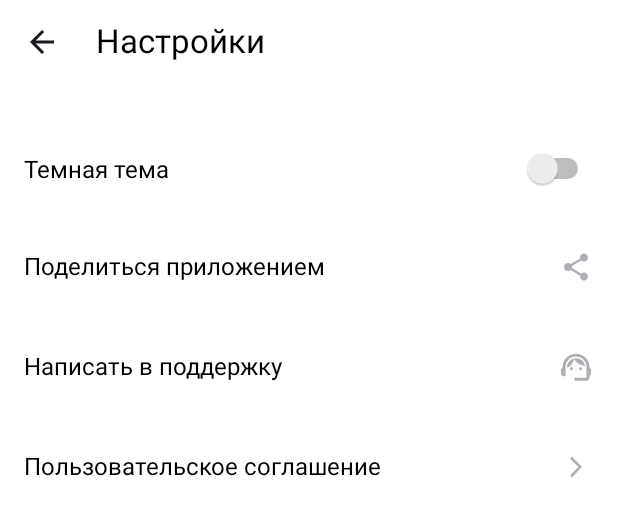
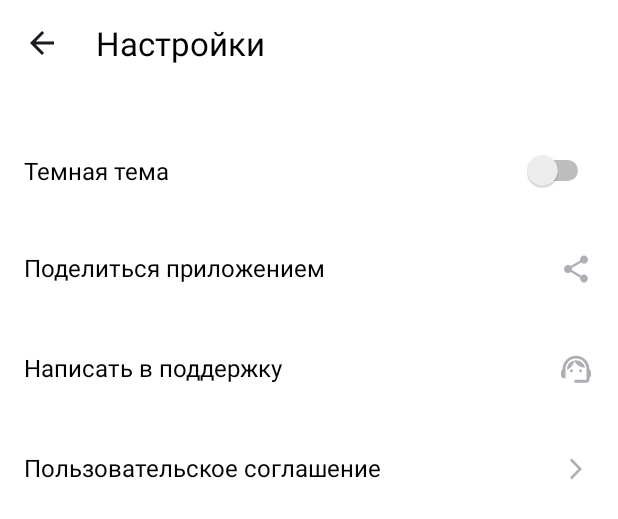
Before and after one commit to gnomakh/Playlist_Maker, an Android app: the layout activity_settings.xml on its own in the app's theme, with its tools: preview values and no code run, on a phone screen of 412 x 824 dp. Shown: the top 519 px of the screen. Run offline under Robolectric (Android 15) with nearby library versions, the phone set to English and light mode, and no system bars.

Commit message:
Сверстал 2 экрана, добавил 2 экрана-заглушки, между экранами есть навигация

```diff
--- a/app/src/main/res/layout/activity_settings.xml
+++ b/app/src/main/res/layout/activity_settings.xml
@@ -1,12 +1,10 @@
 <?xml version="1.0" encoding="utf-8"?>
 <LinearLayout xmlns:android="http://schemas.android.com/apk/res/android"
-    xmlns:app="http://schemas.android.com/apk/res-auto"
     xmlns:tools="http://schemas.android.com/tools"
     android:layout_width="match_parent"
     android:layout_height="match_parent"
     android:background="@color/white"
     android:orientation="vertical"
-    android:paddingHorizontal="@dimen/padding"
     tools:ignore="ExtraText">
 
     <LinearLayout
@@ -16,44 +14,47 @@
         android:orientation="horizontal">
 
         <ImageView
+            android:id = "@+id/back_button"
             android:layout_width="wrap_content"
             android:layout_height="wrap_content"
             android:layout_gravity="center_vertical"
-            android:layout_marginEnd="12dp"
-            android:paddingVertical="@dimen/padding"
-            android:src="@drawable/arrow_back" />
+            android:paddingEnd="24dp"
+            android:paddingStart="@dimen/padding_16"
+            android:paddingVertical="@dimen/padding_16"
+            android:src="@drawable/arrow_back"/>
 
         <TextView
             android:layout_width="match_parent"
             android:layout_height="wrap_content"
-            android:layout_marginStart="12dp"
-            android:paddingVertical="12dp"
+            android:paddingVertical="14dp"
             android:text="@string/settings"
             android:textColor="@color/black"
             android:textSize="@dimen/main_text_size" />
 
     </LinearLayout>
-    >
-
 
     <Switch
         android:id="@+id/switch1"
         android:layout_width="match_parent"
         android:layout_height="wrap_content"
+        android:paddingHorizontal="@dimen/padding_16"
         android:paddingVertical="@dimen/vertical_padding"
         android:text="@string/night_mode"
+        android:textColor="@color/black"
         android:textSize="@dimen/settings_text_size"
-        tools:ignore="UseSwitchCompatOrMaterialXml" />
+        tools:ignore="UseSwitchCompatOrMaterialXml"/>
 
-    <FrameLayout
+    <LinearLayout
         android:layout_width="match_parent"
         android:layout_height="wrap_content"
-        android:paddingVertical="@dimen/vertical_padding">
+        android:paddingVertical="@dimen/vertical_padding"
+        android:paddingHorizontal="@dimen/padding_16">
 
         <TextView
-            android:layout_width="wrap_content"
+            android:layout_width="0dp"
             android:layout_height="wrap_content"
             android:layout_gravity="start"
+            android:layout_weight="1"
             android:text="@string/share"
             android:textColor="@color/black"
             android:textSize="@dimen/settings_text_size" />
@@ -64,17 +65,19 @@
             android:layout_gravity="end"
             android:src="@drawable/share" />
 
-    </FrameLayout>
+    </LinearLayout>
 
-    <FrameLayout
+    <LinearLayout
         android:layout_width="match_parent"
         android:layout_height="wrap_content"
-        android:paddingVertical="@dimen/vertical_padding">
+        android:paddingVertical="@dimen/vertical_padding"
+        android:paddingHorizontal="@dimen/padding_16">
 
         <TextView
-            android:layout_width="wrap_content"
+            android:layout_width="0dp"
             android:layout_height="wrap_content"
             android:layout_gravity="start"
+            android:layout_weight="1"
             android:text="@string/support"
             android:textColor="@color/black"
             android:textSize="@dimen/settings_text_size" />
@@ -84,17 +87,19 @@
             android:layout_height="wrap_content"
             android:layout_gravity="end"
             android:src="@drawable/support" />
-    </FrameLayout>
+    </LinearLayout>
 
-    <FrameLayout
+    <LinearLayout
         android:layout_width="match_parent"
         android:layout_height="wrap_content"
-        android:paddingVertical="@dimen/vertical_padding">
+        android:paddingVertical="@dimen/vertical_padding"
+        android:paddingHorizontal="@dimen/padding_16">
 
         <TextView
-            android:layout_width="wrap_content"
+            android:layout_width="0dp"
             android:layout_height="wrap_content"
             android:layout_gravity="start"
+            android:layout_weight="1"
             android:text="@string/agreement"
             android:textColor="@color/black"
             android:textSize="@dimen/settings_text_size" />
@@ -104,7 +109,6 @@
             android:layout_height="wrap_content"
             android:layout_gravity="end"
             android:src="@drawable/arrow_forward" />
-    </FrameLayout>
-
+    </LinearLayout>
 
 </LinearLayout>
--- a/app/src/main/res/values/dimens.xml
+++ b/app/src/main/res/values/dimens.xml
@@ -4,7 +4,7 @@
     <dimen name = "settings_text_size">16sp</dimen>
     <dimen name = "radius">16dp</dimen>
     <dimen name = "icon_padding">8dp</dimen>
-    <dimen name = "padding">16dp</dimen>
+    <dimen name = "padding_16">16dp</dimen>
     <dimen name = "button_margin">16dp</dimen>
     <dimen name = "vertical_padding">21dp</dimen>
 </resources>
```
Also changed, not shown: app/src/main/AndroidManifest.xml (+9 -0 lines), app/src/main/java/com/practicum/playlistmaker/MainActivity.kt (+11 -5 lines), app/src/main/java/com/practicum/playlistmaker/SettingsActivity.kt (added, +26 -0 lines), app/src/main/res/layout/activity_main.xml (+11 -13 lines).
